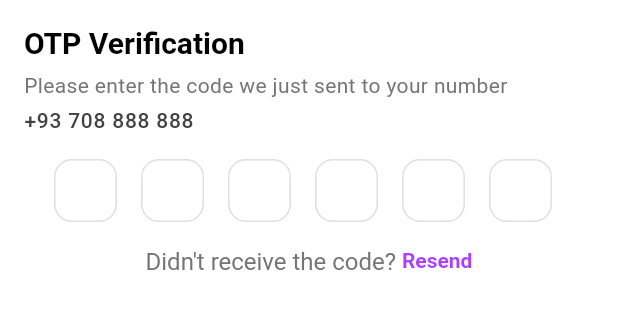
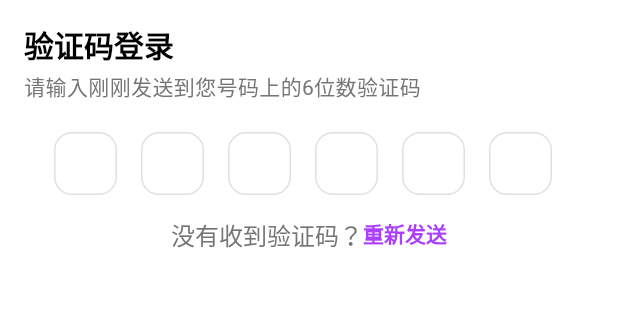
Before and after one commit to JavHou/Blur, a Flutter app: the RegisterPhoneVerificationStep widget shown alone on an empty page, opened directly, on a phone screen of 412 x 824 dp. Shown: the top 309 px of the screen. Run offline on Flutter 3.47's test engine with Material 3 defaults, Android fonts, the phone set to English and light mode, and no system bars; drawn by our look-alikes of pinput; our stand-ins replace animate_do, another_xlider, cached_network_image, device_preview, dotted_line, go_router and 7 more; missing offline and left inert: mapbox_maps_flutter; network calls fail; project files that could hold a hidden picture were left out.

Commit message:
modify login screen

```diff
--- a/lib/features/authentication/presentation/screens/login_screen.dart
+++ b/lib/features/authentication/presentation/screens/login_screen.dart
@@ -64,7 +64,7 @@
                                 vertical: 8.0,
                               ),
                               child: Text(
-                                "Forgot Password?",
+                                "忘记密码？",
                                 style: theme.textTheme.titleSmall?.copyWith(
                                   color: Colors.blue.shade700,
                                 ),
@@ -76,7 +76,7 @@
                     ),
                     SizedBox(height: 16),
                     FullWidthButton(
-                      text: "Login",
+                      text: "登录",
                       onPressed: () {
                         context.go("/home");
                       },
@@ -87,7 +87,7 @@
                 Column(
                   children: [
                     Text(
-                      "or Continue with",
+                      "其他方式",
                       style: theme.textTheme.labelMedium?.copyWith(
                         color: Colors.grey.shade700,
                         letterSpacing: 0,
@@ -177,7 +177,7 @@
                   mainAxisAlignment: MainAxisAlignment.center,
                   children: [
                     Text(
-                      "Don't have an account yet? ",
+                      "没有账号？ ",
                       style: theme.textTheme.labelMedium?.copyWith(
                         color: Colors.grey.shade700,
                         letterSpacing: 0,
@@ -188,7 +188,7 @@
                         context.push("/register");
                       },
                       child: Text(
-                        "Register",
+                        "立即注册",
                         style: theme.textTheme.labelMedium?.copyWith(
                           color: Colors.blue.shade700,
                         ),
--- a/lib/features/authentication/presentation/screens/onboarding_screen.dart
+++ b/lib/features/authentication/presentation/screens/onboarding_screen.dart
@@ -171,7 +171,7 @@
                       children: [
                         Expanded(
                           child: FullWidthButton(
-                            text: "Login",
+                            text: "登录",
                             onPressed: () {
                               context.push("/login");
                             },
@@ -196,7 +196,7 @@
                               ),
                             ),
                             child: Text(
-                              "Register",
+                              "注册",
                               style: theme.textTheme.labelMedium?.copyWith(
                                 color: Colors.black,
                                 fontWeight: FontWeight.w600,
--- a/lib/features/authentication/presentation/widgets/onboarding/register_phone_step.dart
+++ b/lib/features/authentication/presentation/widgets/onboarding/register_phone_step.dart
@@ -24,7 +24,7 @@
               crossAxisAlignment: CrossAxisAlignment.start,
               children: <Widget>[
                 Text(
-                  'Enter phone number',
+                  '输入您的手机号码',
                   style: theme.textTheme.headlineSmall?.copyWith(
                     fontSize: 20,
                     fontWeight: FontWeight.w600,
@@ -32,7 +32,7 @@
                 ),
                 SizedBox(height: 4),
                 Text(
-                  'We will send you an OTP verification code which will be used to continue the process.',
+                  '我们将向您发送一个6位数验证码，您可以使用该验证码继续进行操作.',
                   style: theme.textTheme.bodyMedium?.copyWith(
                     color: Colors.grey.shade600,
                   ),
@@ -41,12 +41,11 @@
               ],
             ),
             BaseInput(
-              label: "Phone Number",
-              hint: "e.g. 708 888 888",
+              hint: "e.g. 123 4561 7891",
               prefixIcon: Container(
                 padding: EdgeInsets.symmetric(horizontal: 16, vertical: 12),
                 child: Text(
-                  "🇦🇫 +93",
+                  " 🇨🇳 +86",
                   style: theme.textTheme.labelLarge?.copyWith(
                     color: Colors.grey.shade700,
                     fontWeight: FontWeight.w500,
--- a/lib/features/authentication/presentation/widgets/onboarding/register_phone_verification_step.dart
+++ b/lib/features/authentication/presentation/widgets/onboarding/register_phone_verification_step.dart
@@ -5,11 +5,12 @@
   const RegisterPhoneVerificationStep({super.key});
 
   @override
-  State<RegisterPhoneVerificationStep> createState() => _RegisterPhoneVerificationStepState();
+  State<RegisterPhoneVerificationStep> createState() =>
+      _RegisterPhoneVerificationStepState();
 }
 
-class _RegisterPhoneVerificationStepState extends State<RegisterPhoneVerificationStep> {
-
+class _RegisterPhoneVerificationStepState
+    extends State<RegisterPhoneVerificationStep> {
   @override
   Widget build(BuildContext context) {
     final theme = Theme.of(context);
@@ -22,22 +23,21 @@
             crossAxisAlignment: CrossAxisAlignment.start,
             children: [
               Text(
-                  'OTP Verification',
+                '验证码登录',
                 style: theme.textTheme.headlineSmall?.copyWith(
                   fontSize: 20,
                   fontWeight: FontWeight.w600,
                 ),
               ),
-                SizedBox(height: 4,),
+              SizedBox(height: 4),
               Text(
-                  'Please enter the code we just sent to your number',
+                '请输入刚刚发送到您号码上的6位数验证码',
                 style: theme.textTheme.bodyMedium?.copyWith(
                   color: Colors.grey.shade600,
                 ),
               ),
-              SizedBox(height: 4,),
-              Text("+93 708 888 888", style: theme.textTheme.labelMedium?.copyWith(color: Colors.grey.shade800),),
-              SizedBox(height: 16,),
+              SizedBox(height: 4),
+              SizedBox(height: 16),
               Row(
                 mainAxisAlignment: MainAxisAlignment.center,
                 children: [
@@ -47,23 +47,40 @@
                       height: 42,
                       width: 42,
                       padding: EdgeInsets.symmetric(horizontal: 16),
-                      textStyle: theme.textTheme.titleLarge?.copyWith(color: Colors.grey.shade800, fontWeight: FontWeight.w600, fontSize: 20),
+                      textStyle: theme.textTheme.titleLarge?.copyWith(
+                        color: Colors.grey.shade800,
+                        fontWeight: FontWeight.w600,
+                        fontSize: 20,
+                      ),
                       margin: EdgeInsets.only(right: 8),
                       decoration: BoxDecoration(
                         color: Colors.white,
                         border: Border.all(color: Colors.grey.shade300),
                         borderRadius: BorderRadius.circular(12),
-                      )
+                      ),
                     ),
                   ),
                 ],
               ),
-              SizedBox(height: 16,),
+              SizedBox(height: 16),
               Row(
                 mainAxisAlignment: MainAxisAlignment.center,
                 children: [
-                  Text("Didn't receive the code? ", style: theme.textTheme.titleLarge?.copyWith(color: Colors.grey.shade600, fontWeight: FontWeight.w400),),
-                  Text("Resend", style: theme.textTheme.labelMedium?.copyWith(color: theme.primaryColor, fontWeight: FontWeight.w600, letterSpacing: 0),),
+                  Text(
+                    "没有收到验证码？",
+                    style: theme.textTheme.titleLarge?.copyWith(
+                      color: Colors.grey.shade600,
+                      fontWeight: FontWeight.w400,
+                    ),
+                  ),
+                  Text(
+                    "重新发送",
+                    style: theme.textTheme.labelMedium?.copyWith(
+                      color: theme.primaryColor,
+                      fontWeight: FontWeight.w600,
+                      letterSpacing: 0,
+                    ),
+                  ),
                 ],
               ),
             ],
--- a/lib/features/onboarding/presentation/screens/user_profile_onboarding_screen.dart
+++ b/lib/features/onboarding/presentation/screens/user_profile_onboarding_screen.dart
@@ -159,7 +159,6 @@
                 process();
               }
             },
-            color: Colors.black,
           ),
         ),
       ),
--- a/pubspec.yaml
+++ b/pubspec.yaml
@@ -87,7 +87,6 @@
     - assets/icons/
     - assets/images/
     - assets/images/empty_state/
-    - assets/images/onboarding/
     - assets/videos/
   #   - images/a_dot_ham.jpeg
 
```
Also changed, not shown: lib/features/authentication/presentation/screens/register_screen.dart (+5 -5 lines), 2 other files. Lines whose indentation alone changed are shown as unchanged.
